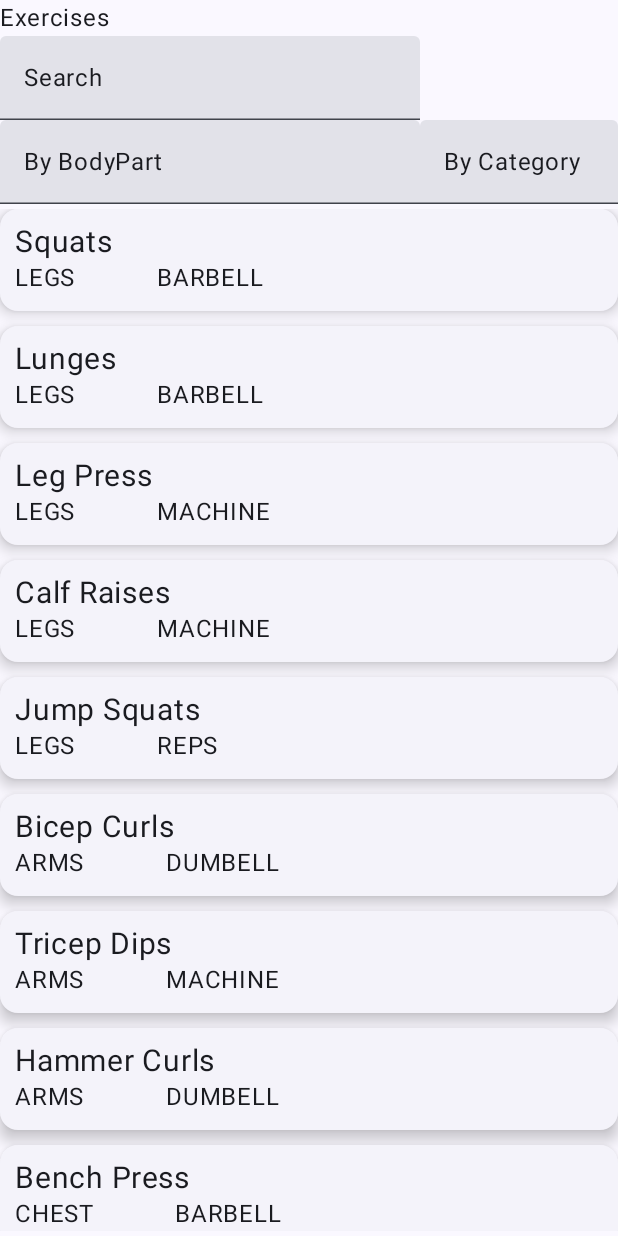
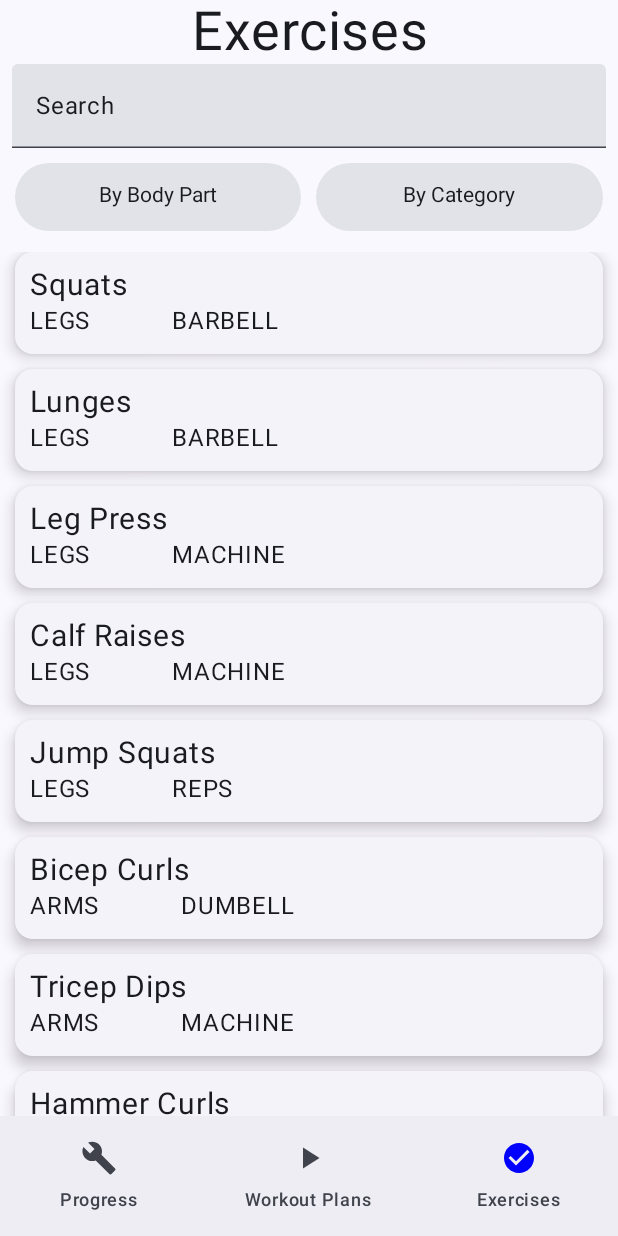
Before and after one commit to justakline/Fittrack-App, an Android app built with Jetpack Compose: the screen it shows after launch (MainActivity), on a phone screen of 412 x 824 dp. Run offline under Robolectric (Android 15) with nearby library versions, the phone set to English and light mode, and no system bars.

Commit message:
Created Working UI for Exercise List Screen

```diff
--- a/app/build.gradle.kts
+++ b/app/build.gradle.kts
@@ -59,6 +59,8 @@ dependencies {
     implementation("androidx.compose.ui:ui-graphics")
     implementation("androidx.compose.ui:ui-tooling-preview")
     implementation("androidx.compose.material3:material3")
+    implementation("androidx.navigation:navigation-runtime-ktx:2.7.4")
+    implementation("androidx.navigation:navigation-compose:2.5.3")
     testImplementation("junit:junit:4.13.2")
     androidTestImplementation("androidx.test.ext:junit:1.1.5")
     androidTestImplementation("androidx.test.espresso:espresso-core:3.5.1")
--- a/app/src/main/java/com/example/fittrack/ExerciseListScreen.kt
+++ b/app/src/main/java/com/example/fittrack/ExerciseListScreen.kt
@@ -1,14 +1,21 @@
 package com.example.fittrack
 
 import android.util.Log
+import androidx.compose.foundation.background
 import androidx.compose.foundation.clickable
 import androidx.compose.foundation.layout.Arrangement
+import androidx.compose.foundation.layout.Box
 import androidx.compose.foundation.layout.Column
+//import androidx.compose.foundation.layout.ColumnScopeInstance.weight
+
 import androidx.compose.foundation.layout.Row
 import androidx.compose.foundation.layout.fillMaxWidth
+import androidx.compose.foundation.layout.height
 
 import androidx.compose.foundation.layout.padding
+import androidx.compose.foundation.layout.width
 import androidx.compose.foundation.lazy.LazyColumn
+import androidx.compose.foundation.shape.RoundedCornerShape
 import androidx.compose.material3.Text
 import androidx.compose.material3.*
 import androidx.compose.runtime.Composable
@@ -17,6 +24,11 @@ import androidx.compose.runtime.mutableStateOf
 import androidx.compose.runtime.remember
 import androidx.compose.runtime.setValue
 import androidx.compose.ui.Modifier
+import androidx.compose.ui.graphics.Color
+import androidx.compose.ui.text.TextStyle
+import androidx.compose.ui.text.style.TextAlign
+import androidx.compose.ui.unit.Dp
+import androidx.compose.ui.unit.TextUnit
 import androidx.compose.ui.unit.dp
 import androidx.compose.ui.unit.sp
 import com.example.fittrack.models.BodyPart
@@ -25,12 +37,12 @@ import com.example.fittrack.models.ExerciseType
 
 @Composable
 fun ExerciseListScreen(exercises: MutableList<Exercise> ){
-
+var search by remember { mutableStateOf("Search") }
 
 
 Column{
-    Text(text = "Exercises")
-    SearchBar()
+    Text(modifier = Modifier.fillMaxWidth(), text = "Exercises", fontSize = 36.sp, textAlign = TextAlign.Center)
+    SearchBar(searchValue = search, changeSearchValue = {i -> search = i})
     Categories()
     Exercises(exercises)
 
@@ -42,8 +54,10 @@ Column{
 
 @OptIn(ExperimentalMaterial3Api::class)
 @Composable
-fun SearchBar(){
-    TextField(value = "Search", onValueChange = {})
+fun SearchBar(searchValue:String, changeSearchValue: (String) -> Unit){
+    TextField(modifier = Modifier
+        .fillMaxWidth()
+        .padding(horizontal = 8.dp), value = searchValue, onValueChange = {i -> changeSearchValue(i)}, singleLine = true)
 }
 
 @OptIn(ExperimentalMaterial3Api::class)
@@ -52,7 +66,27 @@ fun Categories (){
     //This will be used for if the user wants to see all the exercises of a certain bodypart or category
     var byBodyPart by remember {mutableStateOf(false)}
     var byExerciseType by remember {mutableStateOf(false)}
-    Row {
+    var textSize by remember{ mutableStateOf(14.sp) }
+    var dropDownSize by remember {mutableStateOf(200.dp) }
+
+
+    Row(modifier = Modifier.padding(10.dp), horizontalArrangement = Arrangement.spacedBy(10.dp)) {
+        //Wrapping in a box Allows me to change the weight, ie how much, percentagewise it takes up
+        Box(modifier = Modifier.weight(1f)) {
+            createDropDown(title = "By Body Part", expanded = byBodyPart, dropDownWidth = dropDownSize, textSize = textSize,
+                swapExpanded = {i-> byBodyPart = i}, BodyPart.values().map { i-> i.toString() })
+        }
+        Box (modifier = Modifier.weight(1f)) {
+            createDropDown(title = "By Category",expanded = byExerciseType, dropDownWidth = dropDownSize, textSize =textSize ,
+                swapExpanded = {i-> byExerciseType = i}, ExerciseType.values().map{i->i.toString()} )
+        }
+
+
+
+    }
+
+}
+
 /* The archietecture is
            MenuBox
                Textfield
@@ -61,37 +95,47 @@ fun Categories (){
                    Item
 
         */
-        ExposedDropdownMenuBox(expanded =  byBodyPart, onExpandedChange = {byBodyPart = !byBodyPart
+
+//This is where the dropdown menu lives for the 2 categories that you can filter the list by
+//The parameters hoist up the state and the changing some of the state as well as having conistent styling
+
+@OptIn(ExperimentalMaterial3Api::class)
+@Composable
+fun createDropDown(title: String, expanded: Boolean, dropDownWidth : Dp, textSize : TextUnit, swapExpanded: (Boolean) ->Unit, items: List<String>) {
+
+    ExposedDropdownMenuBox(expanded =  expanded, modifier = Modifier.width(dropDownWidth), onExpandedChange = {swapExpanded(!expanded)
     } ) {
-            TextField(modifier = Modifier.clickable {}.menuAnchor(), value = "By BodyPart", onValueChange ={}, readOnly = true )
-            ExposedDropdownMenu(expanded =  byBodyPart, onDismissRequest = { byBodyPart = false }) {
-                //Create a new DropdownMenuItem for each BodyPart Enum... Do this so If I change or add some more, it wont be hard coded
-                BodyPart.values().forEach { part ->
-                    DropdownMenuItem(text = { Text(text = part.toString())}, onClick = { byBodyPart = false })
+        TextField(modifier = Modifier
+            .clickable {}
+            .menuAnchor()
+            .height(45.dp)
+            .padding(0.dp)
+            .width(dropDownWidth),
+            textStyle = TextStyle(fontSize = textSize, textAlign = TextAlign.Center),
+            value = title,
+            onValueChange ={}, readOnly = true,
+            shape = RoundedCornerShape(30.dp),
 
-                }
-            }
-        }
-        ExposedDropdownMenuBox(expanded =  byExerciseType, onExpandedChange = {byExerciseType = !byExerciseType
-        } ) {
-            TextField(modifier = Modifier.clickable {}.menuAnchor(), value = "By Category", onValueChange ={}, readOnly = true )
-            ExposedDropdownMenu(expanded =  byExerciseType, onDismissRequest = { byExerciseType = false }) {
-                //Create a new DropdownMenuItem for each BodyPart Enum... Do this so If I change or add some more, it wont be hard coded
-                ExerciseType.values().forEach { type ->
-                    DropdownMenuItem(text = { Text(text = type.toString())}, onClick = { byExerciseType = false })
+            colors = TextFieldDefaults.textFieldColors(unfocusedIndicatorColor = Color.Transparent, focusedIndicatorColor = Color.Transparent),
+
+
+
+        )
+        ExposedDropdownMenu(expanded =  expanded, onDismissRequest = {swapExpanded(false) }) {
+            //Create a new DropdownMenuItem for each Enum... Do this so If I change or add some more, it wont be hard coded
+            items.forEach { part ->
+                DropdownMenuItem(text = { Text(text = part)}, onClick = {swapExpanded(false)})
 
             }
         }
     }
 }
 
-}
-
 @Composable
 fun Exercises(exerciseList: MutableList<Exercise>) {
 
     //Use a lazy column for all the exercises so that we do not render every single one even when off screen
-    LazyColumn(modifier = Modifier.padding(0.dp, 3.dp),verticalArrangement = Arrangement.spacedBy(10.dp)){
+    LazyColumn(modifier = Modifier.padding(10.dp, 4.dp),verticalArrangement = Arrangement.spacedBy(10.dp)){
         items(exerciseList.size){i ->
             ExerciseCard(exerciseName = exerciseList[i].name, bodyPart = exerciseList[i].bodyPart.toString(), exerciseType = exerciseList[i].type.toString())
         }
@@ -104,7 +148,9 @@ fun ExerciseCard(exerciseName:String, bodyPart: String, exerciseType:String){
     ElevatedCard (elevation = CardDefaults.cardElevation(defaultElevation = 6.dp)){
 
         //Separates the Card into a title, and then the categories on the bottem
-        Column (modifier = Modifier.padding(10.dp).fillMaxWidth()){
+        Column (modifier = Modifier
+            .padding(10.dp)
+            .fillMaxWidth()){
             Text(text = exerciseName, fontSize = 20.sp)
             Row {
                 Text(text = bodyPart)
--- a/app/src/main/java/com/example/fittrack/MainActivity.kt
+++ b/app/src/main/java/com/example/fittrack/MainActivity.kt
@@ -3,11 +3,13 @@ package com.example.fittrack
 import android.os.Bundle
 import androidx.activity.ComponentActivity
 import androidx.activity.compose.setContent
+import androidx.compose.foundation.ExperimentalFoundationApi
 import androidx.compose.foundation.layout.fillMaxSize
 import androidx.compose.material3.MaterialTheme
 import androidx.compose.material3.Surface
 import androidx.compose.material3.Text
 import androidx.compose.runtime.Composable
+import androidx.compose.ui.ExperimentalComposeUiApi
 import androidx.compose.ui.Modifier
 import androidx.compose.ui.tooling.preview.Preview
 import com.example.fittrack.models.BodyPart
@@ -16,6 +18,7 @@ import com.example.fittrack.models.ExerciseType
 import com.example.fittrack.ui.theme.FittrackTheme
 
 class MainActivity : ComponentActivity() {
+    @OptIn(ExperimentalComposeUiApi::class, ExperimentalFoundationApi::class)
     override fun onCreate(savedInstanceState: Bundle?) {
         super.onCreate(savedInstanceState)
         val exercises = createExercises()
@@ -26,8 +29,8 @@ class MainActivity : ComponentActivity() {
                     modifier = Modifier.fillMaxSize(),
                     color = MaterialTheme.colorScheme.background
                 ) {
-                    ExerciseListScreen(exercises)
 
+                    MainScreen()
                 }
             }
         }
@@ -43,6 +46,7 @@ fun GreetingPreview() {
     }
 }
 
+//Created all of these exercises as dummy information
 fun createExercises(): MutableList<Exercise> {
     return mutableListOf<Exercise>().apply {
         // Legs
--- /dev/null
+++ b/app/src/main/java/com/example/fittrack/MainsScreen.kt
@@ -0,0 +1,111 @@
+package com.example.fittrack
+
+import android.annotation.SuppressLint
+import android.graphics.drawable.Icon
+import androidx.compose.foundation.ExperimentalFoundationApi
+import androidx.compose.material.icons.Icons
+import androidx.compose.material.icons.filled.Build
+import androidx.compose.material.icons.filled.CheckCircle
+import androidx.compose.material.icons.filled.Home
+import androidx.compose.material.icons.filled.List
+import androidx.compose.material.icons.filled.PlayArrow
+import androidx.compose.material3.ExperimentalMaterial3Api
+import androidx.compose.material3.Icon
+import androidx.compose.material3.NavigationBar
+import androidx.navigation.compose.rememberNavController
+import androidx.compose.material3.NavigationBarItem
+import androidx.compose.material3.Scaffold
+import androidx.compose.material3.Text
+import androidx.compose.runtime.Composable
+import androidx.compose.runtime.getValue
+import androidx.compose.runtime.mutableStateOf
+import androidx.compose.runtime.remember
+import androidx.compose.runtime.setValue
+import androidx.compose.ui.ExperimentalComposeUiApi
+import androidx.compose.ui.Modifier
+import androidx.compose.ui.graphics.Color
+import androidx.navigation.NavHostController
+
+@OptIn(ExperimentalMaterial3Api::class)
+@SuppressLint("UnusedMaterialScaffoldPaddingParameter", "UnusedMaterial3ScaffoldPaddingParameter")
+@ExperimentalComposeUiApi
+@ExperimentalFoundationApi
+@Composable
+fun MainScreen() {
+    //Used for navigating between Screens
+    val nav = rememberNavController()
+    Scaffold(
+
+        //Bottom bar will have the links to the other screens
+        bottomBar = {
+            BottomBar(nav = nav)
+        }
+    ) {
+        NavigationController(navController = nav)
+    }
+}
+
+
+@Composable
+private fun BottomBar(
+    nav: NavHostController
+) {
+
+    var current by remember { mutableStateOf(Routes.ExerciseListScreen.route) }
+    NavigationBar() {
+
+        //Fill in with your route
+        NavigationBarItem(
+            selected =  nav.currentBackStackEntry?.destination?.route == Routes.ExerciseListScreen.route,
+            onClick = {
+//                nav.navigate(Routes.ExerciseListScreen.route){
+//                    current = Routes.ExerciseListScreen.route;
+//                }
+            },
+            icon = {
+                Icon(Icons.Default.Build, "")
+            },
+            label = {
+                Text("Progress")
+            }
+        )
+        NavigationBarItem(
+                selected =  nav.currentBackStackEntry?.destination?.route == Routes.ExerciseListScreen.route,
+        onClick = {
+//            nav.navigate(Routes.ExerciseListScreen.route){
+//                current = Routes.ExerciseListScreen.route;
+//            }
+        },
+        icon = {
+            Icon(Icons.Default.PlayArrow, "")
+        },
+        label = {
+            Text("Workout Plans")
+        }
+        )
+
+        //When clicked, it will navigate to the corresponding screen... lights up blue if it is the current
+        NavigationBarItem(
+            //Checks if the top screen is the current one
+            selected =  nav.currentBackStackEntry?.destination?.route == Routes.ExerciseListScreen.route,
+            onClick = {
+                //Only reload the screen if we are not currently at same screen
+                if(current != Routes.ExerciseListScreen.route) {
+                    nav.navigate(Routes.ExerciseListScreen.route) {
+                        current = Routes.ExerciseListScreen.route;
+                    }
+                }
+            },
+            icon = {
+                Icon(Icons.Default.CheckCircle, "", modifier = Modifier, tint = if(current == Routes.ExerciseListScreen.route) Color.Blue else Color.Gray)
+            },
+            label = {
+                Text("Exercises")
+            }
+        )
+
+
+
+
+    }
+}
--- /dev/null
+++ b/app/src/main/java/com/example/fittrack/NavController.kt
@@ -0,0 +1,24 @@
+package com.example.fittrack
+
+//import androidx.navigation.NavController
+import androidx.navigation.NavHostController
+import androidx.navigation.compose.rememberNavController
+
+import androidx.compose.runtime.*
+
+import androidx.navigation.compose.*
+
+@Composable
+fun NavigationController(navController: NavHostController = rememberNavController()) {
+
+    NavHost(
+        navController = navController,
+        startDestination = Routes.ExerciseListScreen.route
+    ) {
+        //If we do nav.navigate(route), it will display whatever is in the corresponding composable
+        composable(Routes.ExerciseListScreen.route) {
+
+            ExerciseListScreen(exercises = createExercises())
+        }
+    }
+}
--- /dev/null
+++ b/app/src/main/java/com/example/fittrack/Routes.kt
@@ -0,0 +1,8 @@
+package com.example.fittrack
+
+
+//This allows us to switch between screens easily
+sealed class Routes(val route: String){
+
+    object ExerciseListScreen: Routes("exerciselist")
+}
```
Lines whose indentation alone changed are shown as unchanged.
